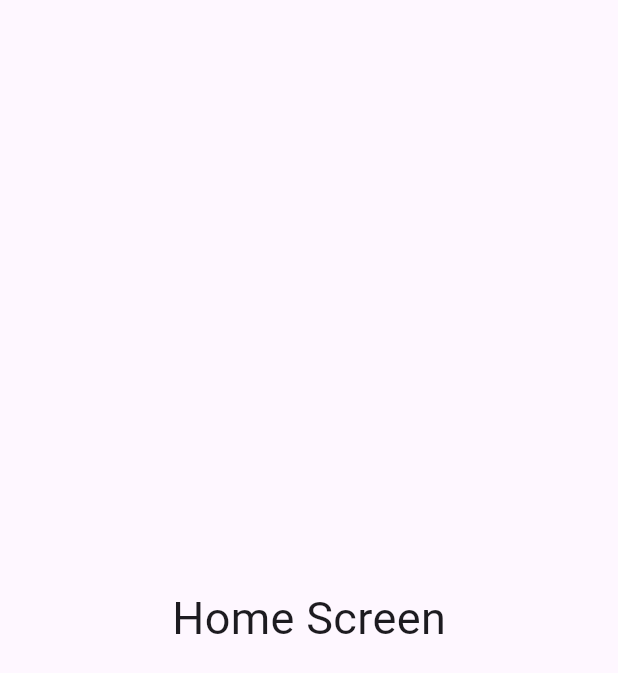
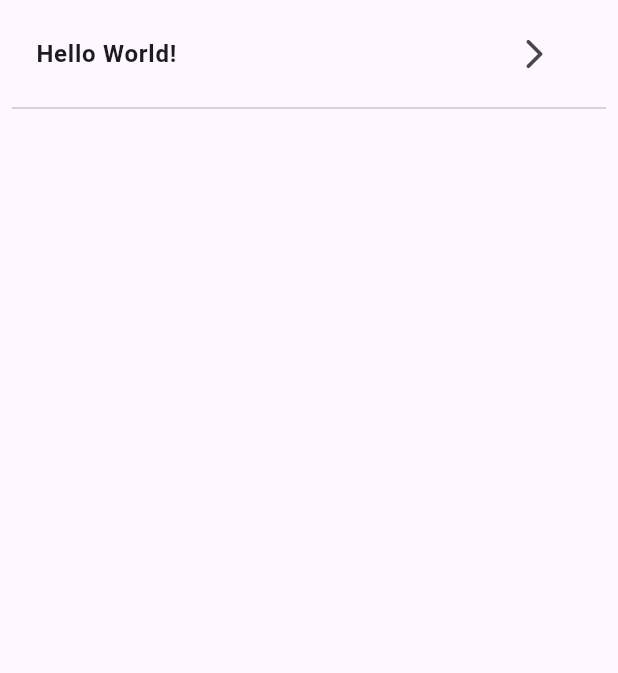
Before and after one commit to ivansaul/flutter_template, a Flutter app: the screen it shows after launch, on a phone screen of 412 x 824 dp. Shown: the top 673 px of the screen. Run offline on Flutter 3.47's test engine with Material 2 defaults, Android fonts, the phone set to English and light mode, and no system bars; our stand-ins replace go_router; missing offline and left inert: device_preview_screenshot.

Commit message:
initial commit

```diff
--- a/lib/config/router/app_router.dart
+++ b/lib/config/router/app_router.dart
@@ -1,5 +1,6 @@
-import 'package:flutter_template/presentation/screens/home_screen.dart';
 import 'package:go_router/go_router.dart';
+
+import '../../ui/screens/screens.dart';
 
 final appRouter = GoRouter(
   initialLocation: '/',
@@ -8,6 +9,11 @@ final appRouter = GoRouter(
       path: '/',
       name: HomeScreen.name,
       builder: (context, state) => const HomeScreen(),
-    )
+    ),
+    GoRoute(
+      path: '/hello_world',
+      name:  HelloWorld.name,
+      builder: (context, state) => const HelloWorld(),
+    ),
   ],
 );
--- a/lib/presentation/screens/home_screen.dart
+++ /dev/null
@@ -1,18 +0,0 @@
-import 'package:flutter/material.dart';
-
-class HomeScreen extends StatelessWidget {
-  static const String name = 'home_screen';
-  const HomeScreen({Key? key}) : super(key: key);
-
-  @override
-  Widget build(BuildContext context) {
-    return const Scaffold(
-      body: Center(
-        child: Text(
-          'Home Screen',
-          style: TextStyle(fontSize: 30),
-        ),
-      ),
-    );
-  }
-}
--- a/lib/presentation/screens/screens.dart
+++ /dev/null
@@ -1 +0,0 @@
-export 'home_screen.dart';
--- /dev/null
+++ b/lib/ui/screens/hello_world.dart
@@ -0,0 +1,15 @@
+import 'package:flutter/material.dart';
+
+class HelloWorld extends StatelessWidget {
+  static const String name = 'hello_world';
+  const HelloWorld({super.key});
+
+  @override
+  Widget build(BuildContext context) {
+    return const Scaffold(
+      body: Center(
+        child: Text('Hello World!'),
+      ),
+    );
+  }
+}
--- /dev/null
+++ b/lib/ui/screens/home_screen.dart
@@ -0,0 +1,27 @@
+import 'package:flutter/material.dart';
+import 'package:go_router/go_router.dart';
+
+import 'package:flutter_template/ui/screens/screens.dart';
+import '../widgets/widgets.dart';
+
+class HomeScreen extends StatelessWidget {
+  static const String name = 'home_screen';
+  const HomeScreen({Key? key}) : super(key: key);
+
+  @override
+  Widget build(BuildContext context) {
+    return Scaffold(
+      body: Padding(
+        padding: const EdgeInsets.all(8.0),
+        child: ListView(
+          children: [
+            NewExample(
+              title: 'Hello World!',
+              onTap: () => context.pushNamed(HelloWorld.name),
+            ),
+          ],
+        ),
+      ),
+    );
+  }
+}
--- /dev/null
+++ b/lib/ui/screens/screens.dart
@@ -0,0 +1,2 @@
+export 'home_screen.dart';
+export 'hello_world.dart';
--- /dev/null
+++ b/lib/ui/widgets/new_example.dart
@@ -0,0 +1,37 @@
+import 'package:flutter/material.dart';
+
+class NewExample extends StatelessWidget {
+  final String title;
+  final String? subtitle;
+  final void Function()? onTap;
+
+  const NewExample({
+    super.key,
+    required this.title,
+    this.subtitle,
+    required this.onTap,
+  });
+
+  @override
+  Widget build(BuildContext context) {
+    return Column(
+      children: [
+        ListTile(
+          title: Text(
+            title,
+            style: const TextStyle(
+              fontWeight: FontWeight.bold,
+            ),
+          ),
+          subtitle: (subtitle == null) ? null : Text(subtitle!),
+          onTap: onTap,
+          trailing: IconButton(
+            onPressed: onTap,
+            icon: const Icon(Icons.arrow_forward_ios_rounded),
+          ),
+        ),
+        const Divider()
+      ],
+    );
+  }
+}
--- /dev/null
+++ b/lib/ui/widgets/widgets.dart
@@ -0,0 +1 @@
+export 'new_example.dart';
--- a/pubspec.yaml
+++ b/pubspec.yaml
@@ -33,7 +33,6 @@ dependencies:
   device_preview_screenshot: ^1.0.0
   flutter:
     sdk: flutter
-  flutter_riverpod: ^2.3.6
   go_router: ^7.0.1
 
 dev_dependencies:
```
Also changed, not shown: lib/main.dart (+15 -15 lines), lib/presentation/widgets/widgets.dart (deleted), pubspec.lock.
